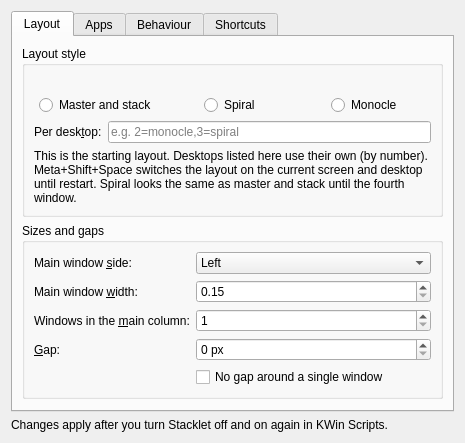
Above: package/contents/ui/config.ui from aic0d3r/stacklet before the change. Below: the same form after it.
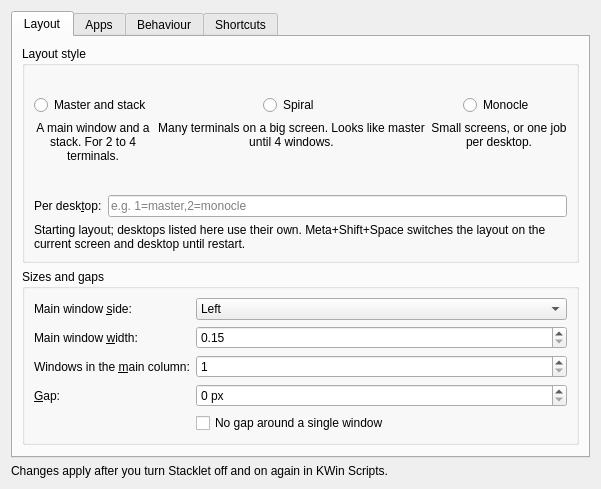
That is the form after the change. Icons and pictures are not drawn.

Commit message: Settings: use-case hint under each layout preview (small screen, terminals, big screen)

Diff of the .ui file:
```diff
--- a/package/contents/ui/config.ui
+++ b/package/contents/ui/config.ui
@@ -53,7 +53,31 @@
         <property name="toolTip"><string>One window fills the screen; cycle through the others.</string></property>
        </widget>
       </item>
-      <item row="2" column="0" colspan="3">
+      <item row="2" column="0">
+       <widget class="QLabel" name="hintTile">
+        <property name="alignment"><set>Qt::AlignHCenter|Qt::AlignTop</set></property>
+        <property name="wordWrap"><bool>true</bool></property>
+        <property name="minimumSize"><size><width>0</width><height>68</height></size></property>
+        <property name="text"><string>A main window and a stack. For 2 to 4 terminals.</string></property>
+       </widget>
+      </item>
+      <item row="2" column="1">
+       <widget class="QLabel" name="hintSpiral">
+        <property name="alignment"><set>Qt::AlignHCenter|Qt::AlignTop</set></property>
+        <property name="wordWrap"><bool>true</bool></property>
+        <property name="minimumSize"><size><width>0</width><height>68</height></size></property>
+        <property name="text"><string>Many terminals on a big screen. Looks like master until 4 windows.</string></property>
+       </widget>
+      </item>
+      <item row="2" column="2">
+       <widget class="QLabel" name="hintMonocle">
+        <property name="alignment"><set>Qt::AlignHCenter|Qt::AlignTop</set></property>
+        <property name="wordWrap"><bool>true</bool></property>
+        <property name="minimumSize"><size><width>0</width><height>68</height></size></property>
+        <property name="text"><string>Small screens, or one job per desktop.</string></property>
+       </widget>
+      </item>
+      <item row="3" column="0" colspan="3">
        <layout class="QFormLayout" name="styleForm">
         <item row="0" column="0">
          <widget class="QLabel" name="desktopLayoutsLabel">
@@ -63,13 +87,13 @@
         </item>
         <item row="0" column="1">
          <widget class="QLineEdit" name="kcfg_desktopLayouts">
-          <property name="placeholderText"><string>e.g. 2=monocle,3=spiral</string></property>
+          <property name="placeholderText"><string>e.g. 1=master,2=monocle</string></property>
          </widget>
         </item>
         <item row="1" column="0" colspan="2">
          <widget class="QLabel" name="styleHint">
           <property name="wordWrap"><bool>true</bool></property>
-          <property name="text"><string>This is the starting layout. Desktops listed here use their own (by number). Meta+Shift+Space switches the layout on the current screen and desktop until restart. Spiral looks the same as master and stack until the fourth window.</string></property>
+          <property name="text"><string>Starting layout; desktops listed here use their own. Meta+Shift+Space switches the layout on the current screen and desktop until restart.</string></property>
          </widget>
         </item>
        </layout>
```
